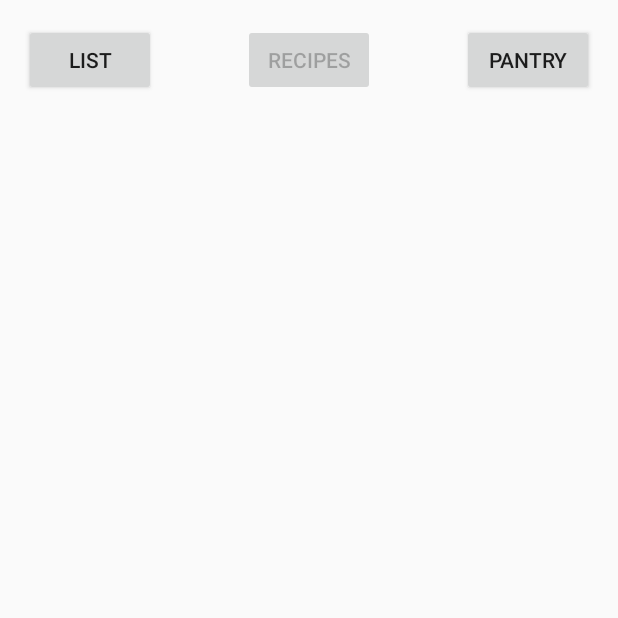
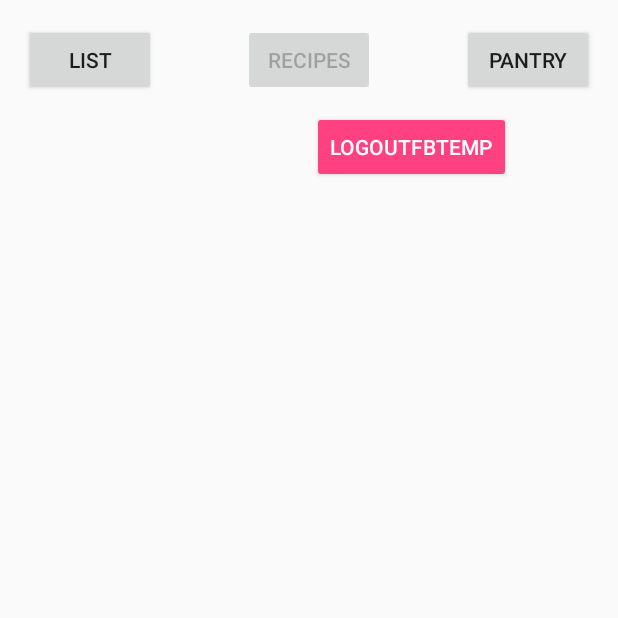
Before and after one commit to pdorton/Pantry-Alchemy, an Android app: the Tab3Recipes screen opened directly, with no data from a screen before it, on a phone screen of 412 x 824 dp, the top half of it. Run offline under Robolectric (Android 15) with nearby library versions, the phone set to English and light mode, and no system bars; libraries missing offline, so code that uses them is left out: com.facebook, com.facebook.login.

Commit message:
Adds functionality to tab buttons, removes onResume method

```diff
--- a/PantryAlchemy/app/src/main/java/com/thealchemists/pantryalchemy/Tab3Recipes.java
+++ b/PantryAlchemy/app/src/main/java/com/thealchemists/pantryalchemy/Tab3Recipes.java
@@ -5,6 +5,8 @@ import android.content.Intent;
 import android.os.Bundle;
 import android.view.View;
 import android.widget.Button;
+import com.facebook.Profile;
+import com.facebook.login.LoginManager;
 
 public class Tab3Recipes extends Activity
 {
@@ -14,7 +16,7 @@ public class Tab3Recipes extends Activity
         super.onCreate(savedInstanceState);
         setContentView(R.layout.tab3recipes);
 
-
+        Button fbLogoutButton = (Button) findViewById(R.id.tempLogout);
         Button recipesListButton = (Button) findViewById(R.id.recipesListButton);
         Button recipesPantryButton = (Button) findViewById(R.id.recipesPantryButton);
 
@@ -25,7 +27,6 @@ public class Tab3Recipes extends Activity
             {
                 //TODO:BACKEND: PUT IN CODE TO PASS DATA FROM RECIPE TO LIST FOR COMPARISON
                 Intent moveFromRecipeToList = new Intent(Tab3Recipes.this, Tab1List.class);
-                //moveFromRecipeToList.putExtra("passingRecipe", )  //THIS LINE NEEDS A String[] of the ingredients to compare
                 startActivity(moveFromRecipeToList);
             }
         });
@@ -40,6 +41,24 @@ public class Tab3Recipes extends Activity
             }
         });
 
+        fbLogoutButton.setOnClickListener(new View.OnClickListener(){
+
+            @Override
+            public void onClick(View v){
+                LoginManager.getInstance().logOut();
+                Profile profile = Profile.getCurrentProfile();
+                launchActivity(profile);
+            }
+        });
+
+
+    }
+
+    private void launchActivity(Profile profile){
+        if (profile == null) {
+            Intent logoutIntent = new Intent(Tab3Recipes.this, MainActivity.class);
+            startActivity(logoutIntent);
+        }
 
     }
 }
--- a/PantryAlchemy/app/src/main/res/layout/tab3recipes.xml
+++ b/PantryAlchemy/app/src/main/res/layout/tab3recipes.xml
@@ -44,4 +44,17 @@
         android:layout_below="@+id/recipesListButton"
         android:layout_alignParentLeft="true"
         android:layout_alignParentStart="true" />
+
+    <Button
+        android:id="@+id/tempLogout"
+        style="@style/Widget.AppCompat.Button.Colored"
+        android:layout_width="wrap_content"
+        android:layout_height="wrap_content"
+        android:layout_alignParentEnd="true"
+        android:layout_alignParentRight="true"
+        android:layout_below="@+id/recipesRecipesButton"
+        android:layout_marginEnd="55dp"
+        android:layout_marginRight="55dp"
+        android:layout_marginTop="10dp"
+        android:text="LogoutFBTemp" />
 </RelativeLayout>
```
Also changed, not shown: PantryAlchemy/app/src/main/java/com/thealchemists/pantryalchemy/MainActivity.java (+10 -11 lines), PantryAlchemy/app/src/main/java/com/thealchemists/pantryalchemy/Tab2Pantry.java (+26 -0 lines).
